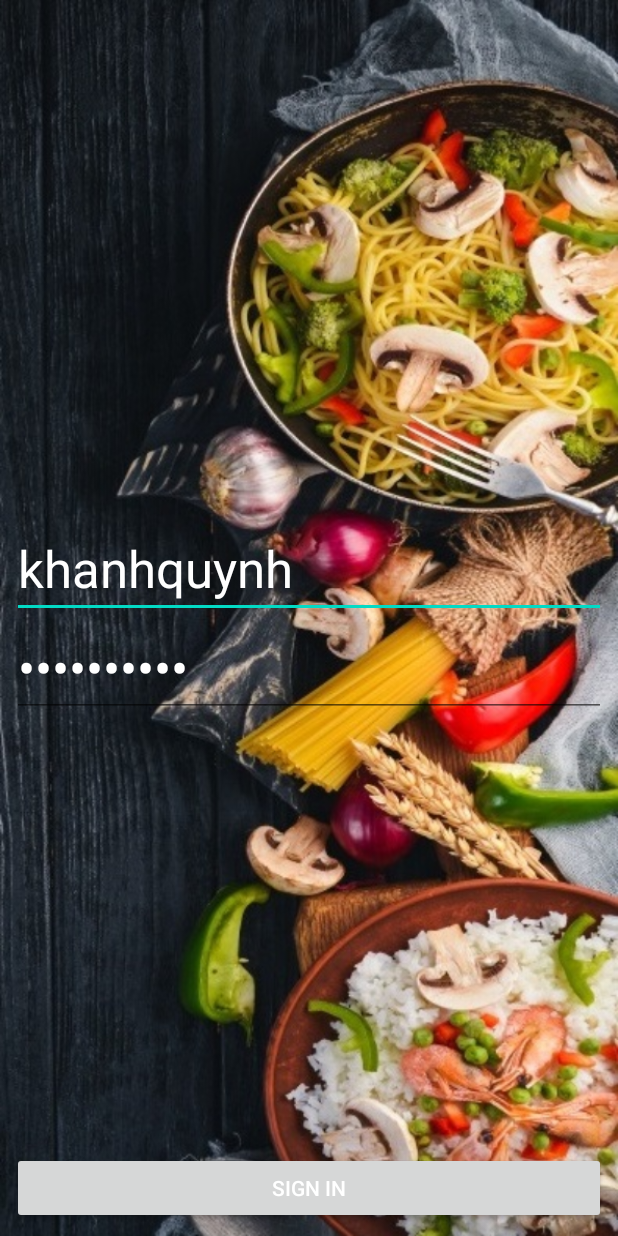
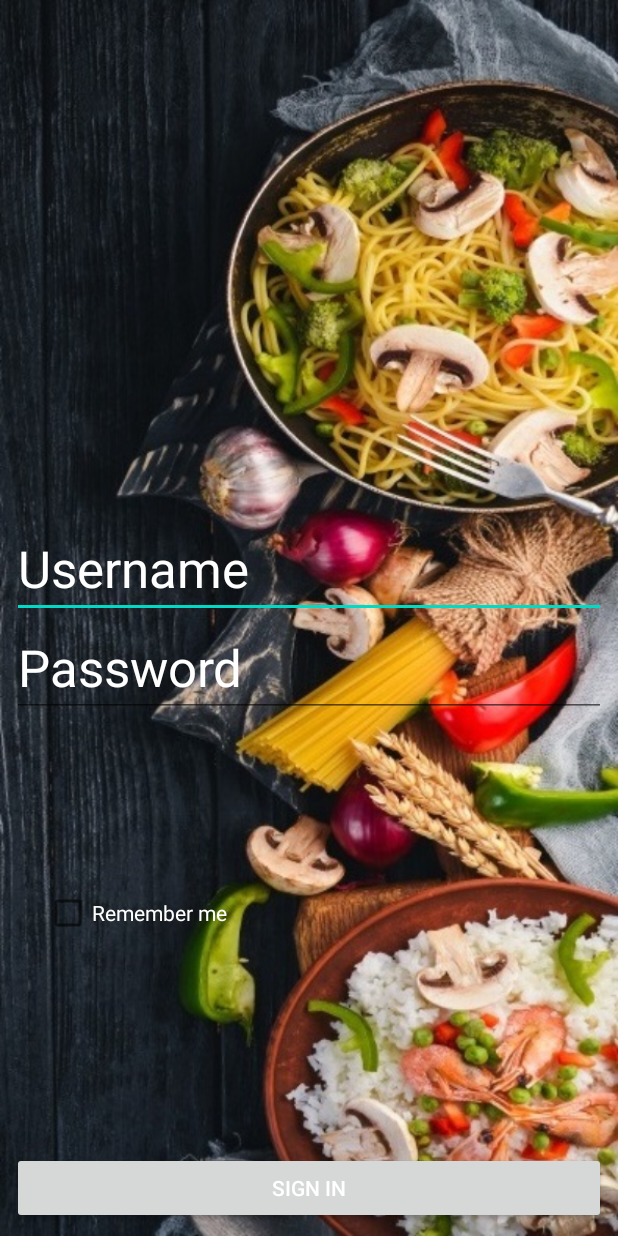
Before and after one commit to ngdthanh2000/smart_food_court_system, an Android app: the SignIn screen opened directly, with no data from a screen before it, on a phone screen of 412 x 824 dp. Run offline under Robolectric (Android 15) with nearby library versions, the phone set to English and light mode, and no system bars; our stand-ins replace Firebase (no records; nobody signed in at launch, a user with empty details on screens opened directly); libraries missing offline, so code that uses them is left out: com.rengwuxian.materialedittext, info.hoang8f.widget; plain views replace FButton, MaterialEditText; 2 statements that could not run were skipped.

Commit message:
Edit 5/8
Add Remember me function, fix bug

```diff
--- a/OrdenApp.Final/app/src/main/java/com/example/orderapp/SignIn.java
+++ b/OrdenApp.Final/app/src/main/java/com/example/orderapp/SignIn.java
@@ -3,10 +3,13 @@ package com.example.orderapp;
 import androidx.appcompat.app.AppCompatActivity;
 
 import android.app.ProgressDialog;
+import android.app.RemoteAction;
 import android.content.Intent;
+import android.content.SharedPreferences;
 import android.os.Bundle;
 import android.view.View;
 import android.widget.Button;
+import android.widget.CheckBox;
 import android.widget.EditText;
 import android.widget.Toast;
 
@@ -23,7 +26,11 @@ public class SignIn extends AppCompatActivity {
 
     EditText edtUsername, edtPassword,edtName;
     Button btnSignIn;
-
+    CheckBox Remember;
+    SharedPreferences loginPreferences;
+    SharedPreferences.Editor loginPrefsEditor;
+    Boolean saveLogin;
+    String username,password;
     @Override
     protected void onCreate(Bundle savedInstanceState) {
         super.onCreate(savedInstanceState);
@@ -33,6 +40,16 @@ public class SignIn extends AppCompatActivity {
         edtUsername = (MaterialEditText)findViewById(R.id.edtUsername);
         btnSignIn = (Button)findViewById(R.id.btnSignIn);
 
+        loginPreferences = getSharedPreferences("loginPrefs", MODE_PRIVATE);
+        loginPrefsEditor = loginPreferences.edit();
+        saveLogin = loginPreferences.getBoolean("saveLogin", false);
+        Remember = (CheckBox)findViewById(R.id.boxRemember);
+
+        if (saveLogin == true) {
+            edtUsername.setText(loginPreferences.getString("username", ""));
+            edtPassword.setText(loginPreferences.getString("password", ""));
+            Remember.setChecked(true);
+        }
 
         //Init Firebase
         FirebaseDatabase database = FirebaseDatabase.getInstance();
@@ -47,7 +64,7 @@ public class SignIn extends AppCompatActivity {
                 mDialog.show();
 
 
-                table_user.addValueEventListener(new ValueEventListener() {
+                table_user.addListenerForSingleValueEvent(new ValueEventListener() {
                     @Override
                     public void onDataChange(DataSnapshot dataSnapshot) {
                         //Check if user is exist or not
@@ -58,7 +75,18 @@ public class SignIn extends AppCompatActivity {
                             User user = dataSnapshot.child(edtUsername.getText().toString()).getValue(User.class);
                             if (user.getPassword().equals(edtPassword.getText().toString())) {
 
+                                username = edtUsername.getText().toString();
+                                password = edtPassword.getText().toString();
 
+                                if (Remember.isChecked()) {
+                                    loginPrefsEditor.putBoolean("saveLogin", true);
+                                    loginPrefsEditor.putString("username", username);
+                                    loginPrefsEditor.putString("password", password);
+                                    loginPrefsEditor.commit();
+                                } else {
+                                    loginPrefsEditor.clear();
+                                    loginPrefsEditor.commit();
+                                }
                                 Intent homeIntent = new Intent(SignIn.this, Home.class);
                                 Common.currentUser = user;
 
--- a/OrdenApp.Final/app/src/main/res/layout/activity_sign_in.xml
+++ b/OrdenApp.Final/app/src/main/res/layout/activity_sign_in.xml
@@ -23,7 +23,6 @@
             android:layout_height="wrap_content"
             android:hint="Username"
             android:inputType="text"
-            android:text="khanhquynh"
             android:textColor="@android:color/white"
             android:textColorHint="@android:color/white"
             android:textSize="34sp"
@@ -31,7 +30,7 @@
             app:met_floatingLabel="highlight"
             app:met_maxCharacters="11"
             app:met_primaryColor="@android:color/white"
-            app:met_singleLineEllipsis="true"/>
+            app:met_singleLineEllipsis="true" />
 
 
         <com.rengwuxian.materialedittext.MaterialEditText
@@ -40,7 +39,6 @@
             android:layout_height="wrap_content"
             android:hint="Password"
             android:inputType="textPassword"
-            android:text="khanhquynh"
             android:textColor="@android:color/white"
             android:textColorHint="@android:color/white"
             android:textSize="34sp"
@@ -71,6 +69,16 @@
         app:shadowHeight="5dp"
         app:cornerRadius="4dp"></info.hoang8f.widget.FButton>
 
+    <CheckBox
+        android:id="@+id/boxRemember"
+        android:layout_width="wrap_content"
+        android:layout_height="wrap_content"
+        android:layout_alignParentStart="true"
+        android:layout_alignParentBottom="true"
+        android:layout_marginStart="29dp"
+        android:layout_marginBottom="199dp"
+        android:text="Remember me"
+        android:textColor="#FFFFFF" />
 
 
 </RelativeLayout>
```
